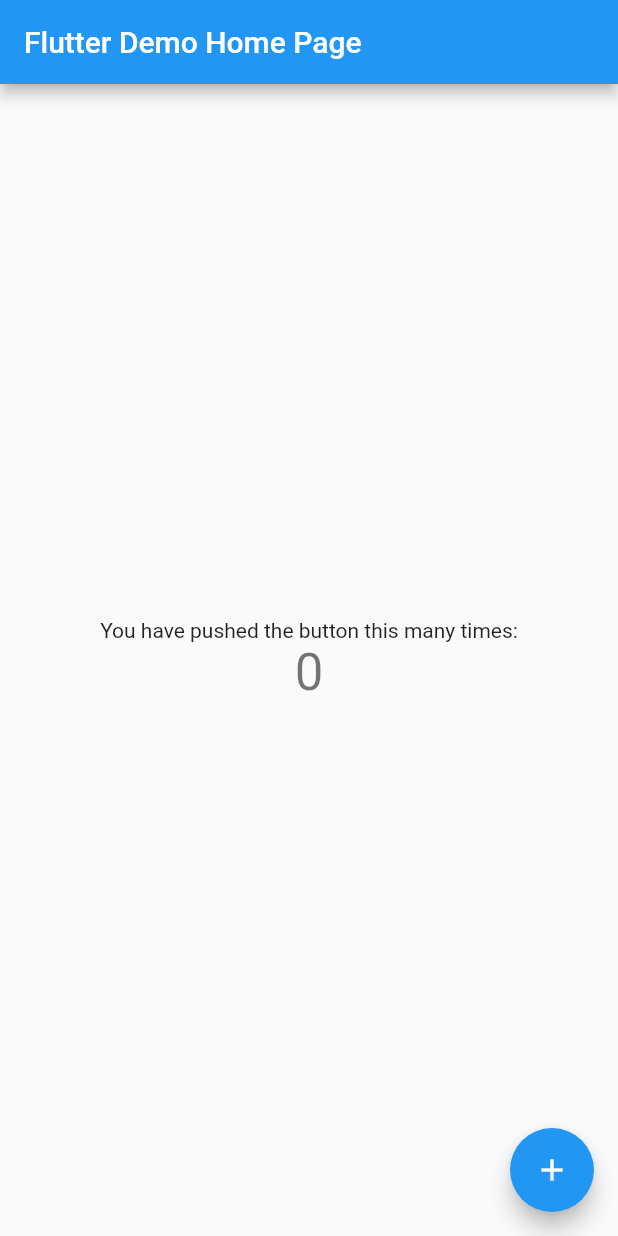
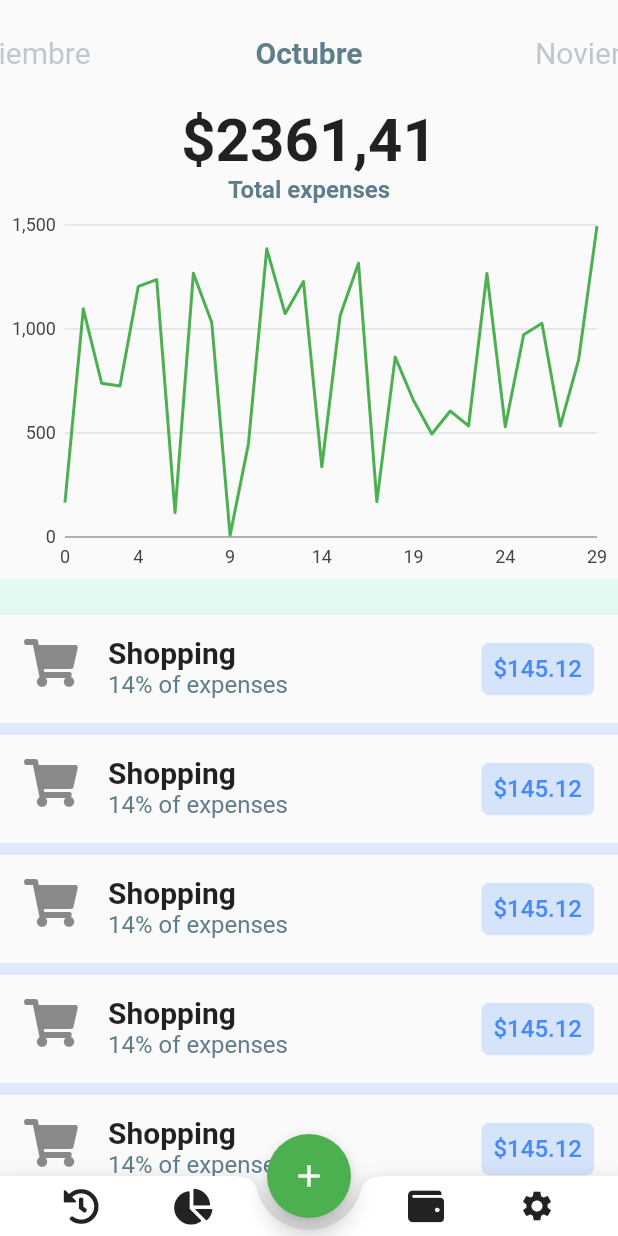
Before and after one commit to k1ltr0h/Proyecto-Tel335-, a Flutter app: the screen it shows after launch, on a phone screen of 412 x 824 dp. Run offline on Flutter 3.47's test engine with Material 2 defaults, Android fonts, the phone set to English and light mode, and no system bars; our stand-ins replace charts_flutter, font_awesome_flutter.

Commit message:
Avances significativos en la estructura principal de la aplicacion para el front end

```diff
--- /dev/null
+++ b/statsu/lib/graph_widget.dart
@@ -0,0 +1,81 @@
+import 'dart:math';
+import 'package:flutter/material.dart';
+import 'package:charts_flutter/flutter.dart';
+
+class GraphWidget extends StatefulWidget {
+  @override
+  _GraphWidgetState createState() => _GraphWidgetState();
+}
+
+class _GraphWidgetState extends State<GraphWidget> {
+  var data;
+
+
+  @override
+  void initState() {
+    super.initState();
+
+    var r = Random();
+    data = List<double>.generate(30, (i) => r.nextDouble() * 1500);
+  }
+
+  _onSelectionChanged(SelectionModel model) {
+    final selectedDatum = model.selectedDatum;
+
+    var time;
+    final measures = <String, double>{};
+
+    if (selectedDatum.isNotEmpty) {
+      time = selectedDatum.first.datum;
+      selectedDatum.forEach((SeriesDatum datumPair) {
+        measures[datumPair.series.displayName] = datumPair.datum;
+      });
+    }
+
+    print(time);
+    print(measures);
+
+  }
+
+  @override
+  Widget build(BuildContext context) {
+    List<Series<double, num>> series = [
+      Series<double, int>(
+        id: 'Gasto',
+        colorFn: (_, __) => MaterialPalette.green.shadeDefault,
+        domainFn: (value, index) => index,
+        measureFn: (value, _) => value,
+        data: data,
+        strokeWidthPxFn: (_, __) => 4,
+      )
+    ];
+
+    return LineChart(series,
+      animate: false,
+      selectionModels: [
+        SelectionModelConfig(
+          type: SelectionModelType.info,
+          changedListener: _onSelectionChanged,
+        )
+      ],
+      domainAxis: NumericAxisSpec(
+          tickProviderSpec: StaticNumericTickProviderSpec(
+              [
+                TickSpec(0, label: '01'),
+                TickSpec(4, label: '05'),
+                TickSpec(9, label: '10'),
+                TickSpec(14, label: '15'),
+                TickSpec(19, label: '20'),
+                TickSpec(24, label: '25'),
+                TickSpec(29, label: '30'),
+              ]
+          )
+      ),
+      primaryMeasureAxis: NumericAxisSpec(
+        tickProviderSpec: BasicNumericTickProviderSpec(
+          desiredTickCount: 4,
+        ),
+      ),
+    );
+  }
+}
--- a/statsu/lib/main.dart
+++ b/statsu/lib/main.dart
@@ -1,42 +1,24 @@
+import 'package:statsu/graph_widget.dart';
 import 'package:flutter/material.dart';
+import 'package:font_awesome_flutter/font_awesome_flutter.dart';
 
 void main() => runApp(MyApp());
 
 class MyApp extends StatelessWidget {
-  // This widget is the root of your application.
   @override
   Widget build(BuildContext context) {
     return MaterialApp(
-      title: 'Flutter Demo',
+      title: 'Flutter App',
       theme: ThemeData(
-        // This is the theme of your application.
-        //
-        // Try running your application with "flutter run". You'll see the
-        // application has a blue toolbar. Then, without quitting the app, try
-        // changing the primarySwatch below to Colors.green and then invoke
-        // "hot reload" (press "r" in the console where you ran "flutter run",
-        // or simply save your changes to "hot reload" in a Flutter IDE).
-        // Notice that the counter didn't reset back to zero; the application
-        // is not restarted.
-        primarySwatch: Colors.blue,
+        primarySwatch: Colors.green,
       ),
-      home: MyHomePage(title: 'Flutter Demo Home Page'),
+      home: MyHomePage(title: 'Flutter App Home Page'),
     );
   }
 }
 
 class MyHomePage extends StatefulWidget {
   MyHomePage({Key key, this.title}) : super(key: key);
-
-  // This widget is the home page of your application. It is stateful, meaning
-  // that it has a State object (defined below) that contains fields that affect
-  // how it looks.
-
-  // This class is the configuration for the state. It holds the values (in this
-  // case the title) provided by the parent (in this case the App widget) and
-  // used by the build method of the State. Fields in a Widget subclass are
-  // always marked "final".
-
   final String title;
 
   @override
@@ -44,68 +26,200 @@ class MyHomePage extends StatefulWidget {
 }
 
 class _MyHomePageState extends State<MyHomePage> {
-  int _counter = 0;
+  PageController _controller;
+  int currentPage = 9;
 
-  void _incrementCounter() {
-    setState(() {
-      // This call to setState tells the Flutter framework that something has
-      // changed in this State, which causes it to rerun the build method below
-      // so that the display can reflect the updated values. If we changed
-      // _counter without calling setState(), then the build method would not be
-      // called again, and so nothing would appear to happen.
-      _counter++;
-    });
+  @override
+  void initState() {
+    super.initState();
+
+    _controller = PageController(
+      initialPage: currentPage,
+      viewportFraction: 0.4,
+    );
+  }
+  Widget _bottomAction(IconData icon) {
+    return InkWell(
+      child: Padding(
+        padding: const EdgeInsets.all(8.0),
+        child: Icon(icon),
+      ),
+      onTap: () {},
+    );
   }
 
-  @override
   Widget build(BuildContext context) {
-    // This method is rerun every time setState is called, for instance as done
-    // by the _incrementCounter method above.
-    //
-    // The Flutter framework has been optimized to make rerunning build methods
-    // fast, so that you can just rebuild anything that needs updating rather
-    // than having to individually change instances of widgets.
     return Scaffold(
-      appBar: AppBar(
-        // Here we take the value from the MyHomePage object that was created by
-        // the App.build method, and use it to set our appbar title.
-        title: Text(widget.title),
-      ),
-      body: Center(
-        // Center is a layout widget. It takes a single child and positions it
-        // in the middle of the parent.
-        child: Column(
-          // Column is also a layout widget. It takes a list of children and
-          // arranges them vertically. By default, it sizes itself to fit its
-          // children horizontally, and tries to be as tall as its parent.
-          //
-          // Invoke "debug painting" (press "p" in the console, choose the
-          // "Toggle Debug Paint" action from the Flutter Inspector in Android
-          // Studio, or the "Toggle Debug Paint" command in Visual Studio Code)
-          // to see the wireframe for each widget.
-          //
-          // Column has various properties to control how it sizes itself and
-          // how it positions its children. Here we use mainAxisAlignment to
-          // center the children vertically; the main axis here is the vertical
-          // axis because Columns are vertical (the cross axis would be
-          // horizontal).
-          mainAxisAlignment: MainAxisAlignment.center,
+      bottomNavigationBar: BottomAppBar(
+        notchMargin: 8.0,
+        shape: CircularNotchedRectangle(),
+        child: Row(
+          mainAxisSize: MainAxisSize.max,
+          mainAxisAlignment: MainAxisAlignment.spaceEvenly,
           children: <Widget>[
-            Text(
-              'You have pushed the button this many times:',
-            ),
-            Text(
-              '$_counter',
-              style: Theme.of(context).textTheme.display1,
-            ),
+            _bottomAction(FontAwesomeIcons.history),
+            _bottomAction(FontAwesomeIcons.chartPie),
+            SizedBox(width: 48.0),
+            _bottomAction(FontAwesomeIcons.wallet),
+            _bottomAction(Icons.settings),
           ],
         ),
       ),
+      floatingActionButtonLocation: FloatingActionButtonLocation.centerDocked,
       floatingActionButton: FloatingActionButton(
-        onPressed: _incrementCounter,
-        tooltip: 'Increment',
         child: Icon(Icons.add),
-      ), // This trailing comma makes auto-formatting nicer for build methods.
+        onPressed: () {},
+      ),
+      body: _body(),
+    );
+  }
+  Widget _body() {
+    return SafeArea(
+      child: Column(
+        children: <Widget>[
+          _selector(),
+          _expenses(),
+          _graph(),
+          Container(
+            color: Colors.greenAccent.withOpacity(0.15),
+            height: 24.0,
+          ),
+          _list(),
+        ],
+      ),
+    );
+  }
+
+  Widget _selector() {
+    return SizedBox.fromSize(
+      size: Size.fromHeight(70.0),
+      child: PageView(
+        onPageChanged: (newPage) {
+          setState(() {
+            currentPage = newPage;
+          });
+        },
+        controller: _controller,
+        children: <Widget>[
+          _pageItem("Enero", 0),
+          _pageItem("Febrero", 1),
+          _pageItem("Marzo", 2),
+          _pageItem("Abril", 3),
+          _pageItem("Mayo", 4),
+          _pageItem("Junio", 5),
+          _pageItem("Julio", 6),
+          _pageItem("Agosto", 7),
+          _pageItem("Septiembre", 8),
+          _pageItem("Octubre", 9),
+          _pageItem("Noviembre", 10),
+          _pageItem("Diciembre", 11),
+        ],
+      ),
+    );
+  }
+
+  Widget _pageItem(String name, int position) {
+    var _alignment;
+    final selected = TextStyle(
+      fontSize: 20.0,
+      fontWeight: FontWeight.bold,
+      color: Colors.blueGrey,
+    );
+    final unselected = TextStyle(
+      fontSize: 20.0,
+      fontWeight: FontWeight.normal,
+      color: Colors.blueGrey.withOpacity(0.4),
+    );
+
+    if (position == currentPage) {
+      _alignment = Alignment.center;
+    } else if (position > currentPage) {
+      _alignment = Alignment.centerRight;
+    } else {
+      _alignment = Alignment.centerLeft;
+    }
+
+    return Align(
+      alignment: _alignment,
+      child: Text(name,
+        style: position == currentPage ? selected : unselected,
+      ),
+    );
+  }
+
+  Widget _expenses() {
+    return Column(
+      children: <Widget>[
+        Text("\$2361,41",
+          style: TextStyle(
+            fontWeight: FontWeight.bold,
+            fontSize: 40.0,
+          ),
+        ),
+        Text("Total expenses",
+          style: TextStyle(
+            fontWeight: FontWeight.bold,
+            fontSize: 16.0,
+            color: Colors.blueGrey,
+          ),
+        ),
+      ],
+    );
+  }
+
+  Widget _graph() {
+    return Container(
+      height: 250.0,
+      child: GraphWidget(),
+    );
+  }
+  Widget _list() {
+    return Expanded(
+      child: ListView.separated(
+        itemCount: 15,
+        itemBuilder: (BuildContext context, int index) =>
+            _item(FontAwesomeIcons.shoppingCart, "Shopping", 14, 145.12),
+        separatorBuilder: (BuildContext context, int index) {
+          return Container(
+            color: Colors.blueAccent.withOpacity(0.15),
+            height: 8.0,
+          );
+        },
+      ),
+    );
+  }
+
+  Widget _item(IconData icon, String name, int percent, double value) {
+    return ListTile(
+      leading: Icon(icon, size: 32.0,),
+      title: Text(name,
+        style: TextStyle(
+            fontWeight: FontWeight.bold,
+            fontSize: 20.0
+        ),
+      ),
+      subtitle: Text("$percent% of expenses",
+        style: TextStyle(
+          fontSize: 16.0,
+          color: Colors.blueGrey,
+        ),
+      ),
+      trailing: Container(
+        decoration: BoxDecoration(
+          color: Colors.blueAccent.withOpacity(0.2),
+          borderRadius: BorderRadius.circular(5.0),
+        ),
+        child: Padding(
+          padding: const EdgeInsets.all(8.0),
+          child: Text("\$$value",
+            style: TextStyle(
+              color: Colors.blueAccent,
+              fontWeight: FontWeight.w500,
+              fontSize: 16.0,
+            ),
+          ),
+        ),
+      ),
     );
   }
 }
--- a/statsu/pubspec.yaml
+++ b/statsu/pubspec.yaml
@@ -20,9 +20,12 @@ dependencies:
   flutter:
     sdk: flutter
 
+
   # The following adds the Cupertino Icons font to your application.
   # Use with the CupertinoIcons class for iOS style icons.
   cupertino_icons: ^0.1.2
+  font_awesome_flutter: ^8.5.0
+  charts_flutter: ^0.8.1
 
 dev_dependencies:
   flutter_test:
```
Also changed, not shown: statsu/pubspec.lock.
